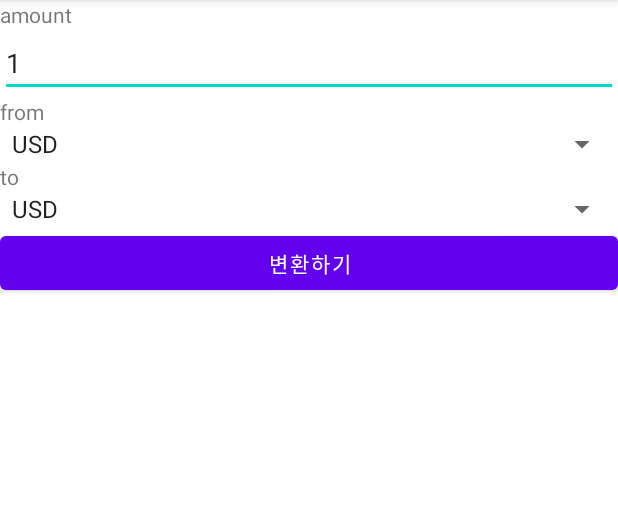
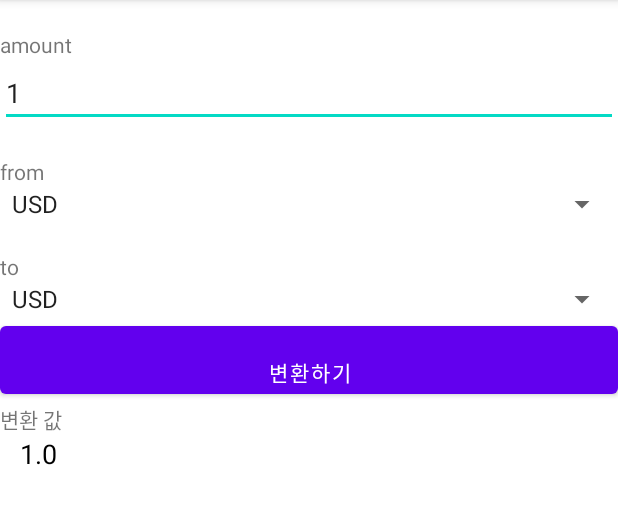
Before and after one commit to printyeon/Summer-Android-Study, an Android app: the screen it shows after launch (MainActivity), on a phone screen of 412 x 824 dp, the part 84-608 px from its top. Run offline under Robolectric (Android 15) with nearby library versions, the phone set to English and light mode, and no system bars.

Commit message:
변환값 나오고, 이쁘게 수정해 주기

```diff
--- a/app/src/main/java/com/example/fragmentstudy/CurrencyConverterFragment1.kt
+++ b/app/src/main/java/com/example/fragmentstudy/CurrencyConverterFragment1.kt
@@ -69,8 +69,9 @@ class CurrencyConverterFragment1 : Fragment(){
             }
 
             override fun onNothingSelected(p0: AdapterView<*>?) {}
-
         }
+        fromCurrencySpinner.onItemSelectedListener = itemSelectedListener
+        toCurrencySpinner.onItemSelectedListener = itemSelectedListener
         return view
     }
 }
--- a/app/src/main/res/layout/currency_converter_fragment1.xml
+++ b/app/src/main/res/layout/currency_converter_fragment1.xml
@@ -5,6 +5,7 @@
     android:layout_height="match_parent">
 
     <TextView
+        android:paddingTop="30px"
         android:text="amount"
         android:layout_width="match_parent"
         android:layout_height="wrap_content"/>
@@ -17,6 +18,7 @@
         android:layout_height="wrap_content"/>
 
     <TextView
+        android:paddingTop="30px"
         android:layout_width="match_parent"
         android:layout_height="wrap_content"
         android:text="from"/>
@@ -27,6 +29,7 @@
         android:layout_height="wrap_content"/>
 
     <TextView
+        android:paddingTop="30px"
         android:layout_width="match_parent"
         android:layout_height="wrap_content"
         android:text="to"/>
@@ -37,13 +40,22 @@
         android:layout_height="wrap_content"/>
 
     <Button
+        android:paddingTop="30px"
         android:id="@+id/calculate"
         android:layout_width="match_parent"
         android:layout_height="wrap_content"
         android:text="변환하기"/>
 
     <TextView
+        android:text="변환 값"
+        android:layout_width="match_parent"
+        android:layout_height="wrap_content"/>
+
+    <TextView
         android:id="@+id/result"
+        android:textSize="18dp"
+        android:paddingLeft="20px"
+        android:textColor="@color/black"
         android:layout_width="match_parent"
         android:layout_height="wrap_content"/>
 
```
